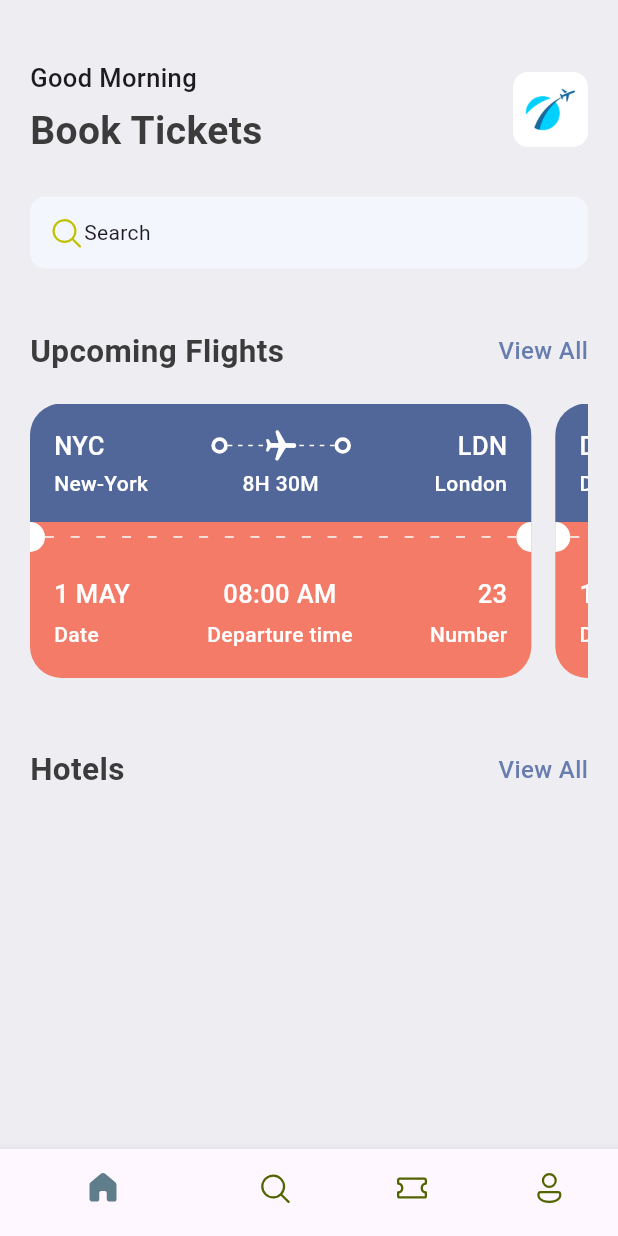
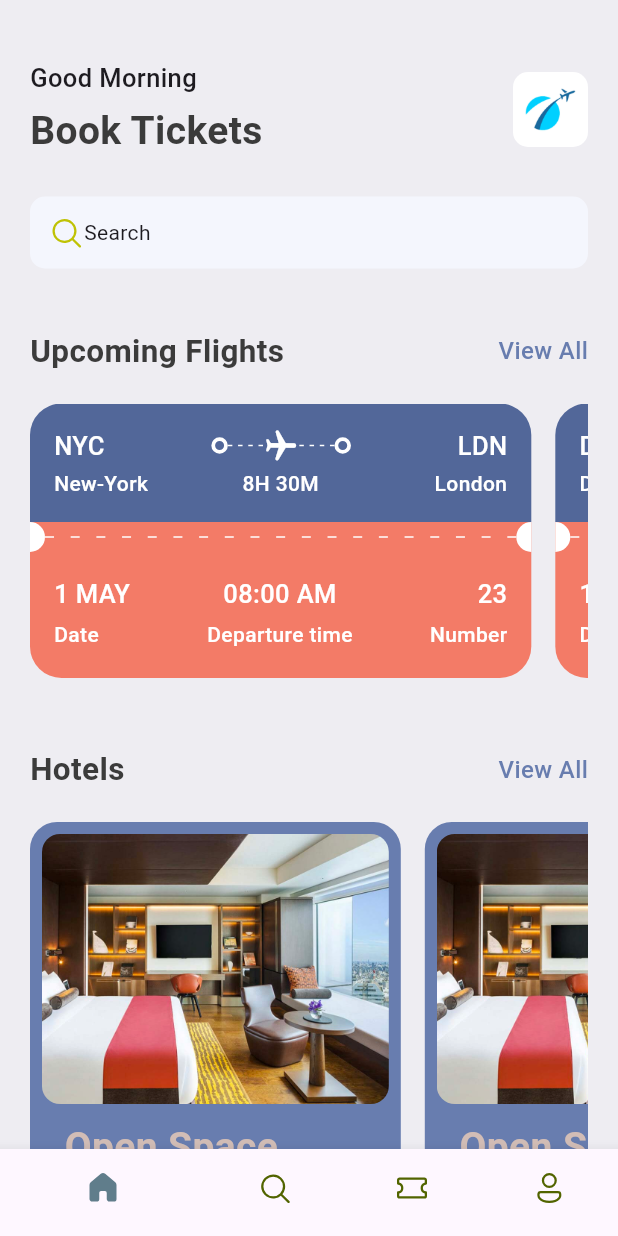
Before and after one commit to developerB1/ticket_app, a Flutter app: the screen it shows after launch, on a phone screen of 412 x 824 dp. Run offline on Flutter 3.47's test engine with Material 3 defaults, Android fonts, the phone set to English and light mode, and no system bars; our stand-ins replace fluentui_icons.

Commit message:
add hotel logic and update other files

```diff
--- a/lib/core/res/media.dart
+++ b/lib/core/res/media.dart
@@ -1,4 +1,5 @@
 class AppMedia {
   static const _baseImage = "assets/images";
   static const logo = '$_baseImage/logo.png';
+  static const hotelRoom = '$_baseImage/hotel_room.png';
 }
--- a/lib/core/res/styles/app_styles.dart
+++ b/lib/core/res/styles/app_styles.dart
@@ -8,6 +8,7 @@ class AppStyles {
   static Color textColor = const Color(0xFF3b3b3b);
   static Color ticketBlue = const Color(0xFF526799);
   static Color ticketOrange = const Color(0xFFF37B67);
+  static Color kakiColor = const Color(0xFFd2bdb6);
 
   static TextStyle textStyle =
       TextStyle(fontSize: 16, fontWeight: FontWeight.w500, color: textColor);
--- a/lib/core/utils/app_json.dart
+++ b/lib/core/utils/app_json.dart
@@ -40,3 +40,24 @@ List<Map<String, dynamic>> ticketList = [
     "number": 65
   },
 ];
+
+List<Map<String, dynamic>> hotelList = [
+  {
+    'image': 'hotel_room.png',
+    'place': 'Open Space',
+    'destination': 'London',
+    'price': 25
+  },
+  {
+    'image': 'city_view.png',
+    'place': 'Global Will',
+    'destination': 'London',
+    'price': 40
+  },
+  {
+    'image': 'pool_view.png',
+    'place': 'Tallest Building',
+    'destination': 'Dubai',
+    'price': 68
+  },
+];
--- a/lib/core/widgets/app_double_text.dart
+++ b/lib/core/widgets/app_double_text.dart
@@ -1,7 +1,5 @@
 import 'package:flutter/material.dart';
 import 'package:ticket_app/core/res/styles/app_styles.dart';
-import 'package:ticket_app/core/utils/app_routes.dart';
-import 'package:ticket_app/screens/all_tickets.dart';
 
 class AppDoubleText extends StatelessWidget {
   const AppDoubleText(
--- a/lib/screens/home_screen.dart
+++ b/lib/screens/home_screen.dart
@@ -21,6 +21,7 @@ class HomeScreen extends StatelessWidget {
           Container(
             padding: const EdgeInsets.symmetric(horizontal: 20),
             child: Column(
+              crossAxisAlignment: CrossAxisAlignment.start,
               children: [
                 Row(
                   mainAxisAlignment: MainAxisAlignment.spaceBetween,
@@ -83,7 +84,20 @@ class HomeScreen extends StatelessWidget {
                   smallText: 'View All',
                   func: () {},
                 ),
-                Hotel(),
+                const SizedBox(height: 20),
+                SingleChildScrollView(
+                  scrollDirection: Axis.horizontal,
+                  child: Row(
+                    children: [
+                      Hotel(),
+                      Hotel(),
+                      Hotel(),
+                      Hotel(),
+                      Hotel(),
+                      Hotel(),
+                    ],
+                  ),
+                ),
               ],
             ),
           ),
--- a/lib/screens/widgets/hotel.dart
+++ b/lib/screens/widgets/hotel.dart
@@ -1,10 +1,76 @@
 import 'package:flutter/material.dart';
+import 'package:ticket_app/core/res/media.dart';
+import 'package:ticket_app/core/res/styles/app_styles.dart';
 
 class Hotel extends StatelessWidget {
   const Hotel({super.key});
 
   @override
   Widget build(BuildContext context) {
-    return Container();
+    final size = MediaQuery.of(context).size;
+    return Container(
+      padding: EdgeInsets.all(8.0),
+      width: size.width * 0.6,
+      height: 350,
+      margin: EdgeInsets.only(right: 16),
+      decoration: BoxDecoration(
+        color: AppStyles.primaryColor,
+        borderRadius: BorderRadius.circular(18),
+      ),
+      child: Column(
+        crossAxisAlignment: CrossAxisAlignment.start,
+        children: [
+          Container(
+            height: 180,
+            decoration: BoxDecoration(
+              color: AppStyles.primaryColor,
+              borderRadius: BorderRadius.circular(12),
+              image: DecorationImage(
+                fit: BoxFit.cover,
+                image: AssetImage(AppMedia.hotelRoom),
+              ),
+            ),
+          ),
+          SizedBox(
+            height: 10,
+          ),
+          Padding(
+            padding: const EdgeInsets.only(
+              left: 15,
+            ),
+            child: Text(
+              "Open Space",
+              style:
+                  AppStyles.headLineStyle1.copyWith(color: AppStyles.kakiColor),
+            ),
+          ),
+          SizedBox(
+            height: 5,
+          ),
+          Padding(
+            padding: const EdgeInsets.only(
+              left: 15,
+            ),
+            child: Text(
+              "London",
+              style: AppStyles.headLineStyle3.copyWith(color: Colors.white),
+            ),
+          ),
+          SizedBox(
+            height: 5,
+          ),
+          Padding(
+            padding: const EdgeInsets.only(
+              left: 15,
+            ),
+            child: Text(
+              "\$25/Night",
+              style:
+                  AppStyles.headLineStyle1.copyWith(color: AppStyles.kakiColor),
+            ),
+          ),
+        ],
+      ),
+    );
   }
 }
```
